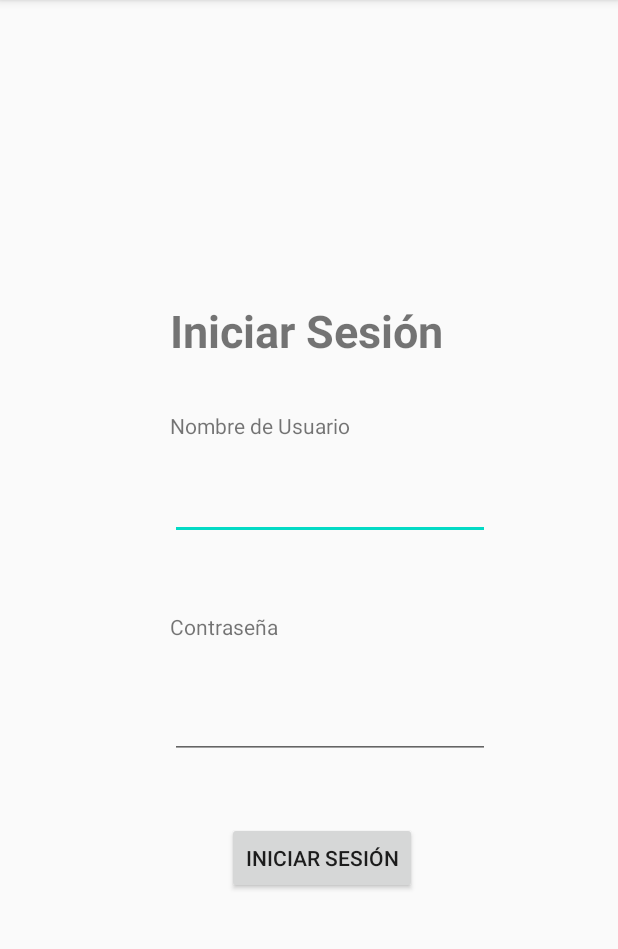
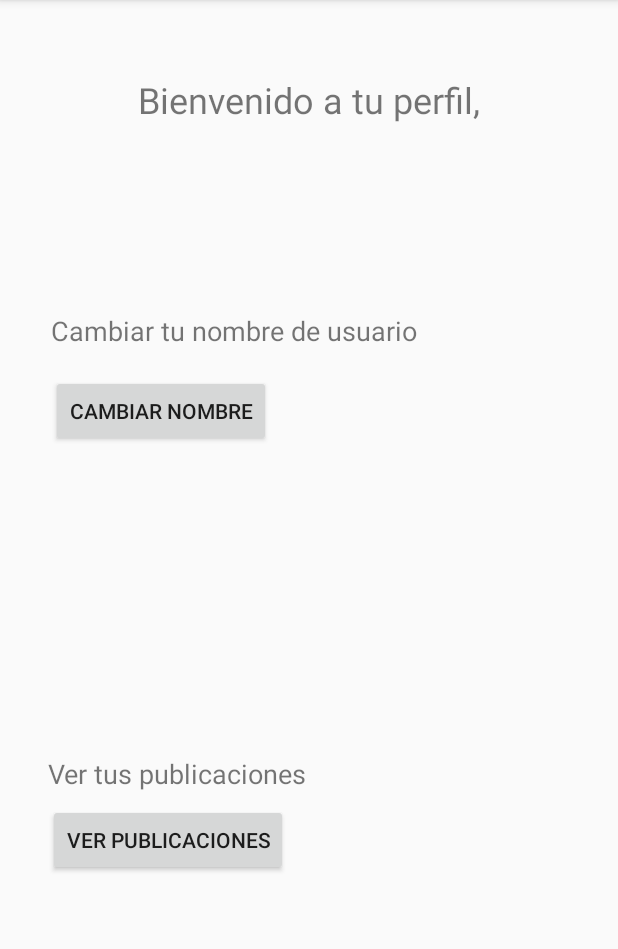
Before and after one commit to migue99angel/APIRestBottle, an Android app: the screen it shows after launch (MainActivity), after a tap on "INICIAR SESIÓN", on a phone screen of 412 x 824 dp, the part 84-1033 px from its top. Run offline under Robolectric (Android 15) with nearby library versions, the phone set to English and light mode, and no system bars.

Commit message:
Inicio de Sesión completado en Android

```diff
--- a/AndroidApp/app/src/main/java/com/example/p4ds/MainActivity.java
+++ b/AndroidApp/app/src/main/java/com/example/p4ds/MainActivity.java
@@ -6,11 +6,17 @@ import androidx.appcompat.app.AppCompatActivity;
 import android.os.Build;
 import android.os.Bundle;
 import android.view.View;
+import android.widget.Button;
 import android.widget.EditText;
 import android.widget.TextView;
 
 import java.io.IOException;
 import java.sql.*;
+import java.util.Map;
+
+import org.json.JSONArray;
+import org.json.JSONException;
+import org.json.JSONObject;
 
 import okhttp3.Call;
 import okhttp3.Callback;
@@ -29,11 +35,21 @@ public class MainActivity extends AppCompatActivity {
     protected void onCreate(Bundle savedInstanceState) {
         super.onCreate(savedInstanceState);
         setContentView(R.layout.login);
+
+        Button btn = (Button) findViewById(R.id.button);
+        btn.setOnClickListener(new View.OnClickListener() {
+            @RequiresApi(api = Build.VERSION_CODES.KITKAT)
+            @Override
+            public void onClick(View v) {
+                iniciarSesion(v);
+                setContentView(R.layout.perfil);
+            }
+        });
     }
 
     @RequiresApi(api = Build.VERSION_CODES.KITKAT)
     public void iniciarSesion(View view) {
-        String url = "http://10.0.2.2:5000/login"; // Hay que usar esta IP para referirnos a nuestra propia máquina y no al propio emulador
+        String url = "http://10.0.2.2:5000/loginAPI"; // Hay que usar esta IP para referirnos a nuestra propia máquina y no al propio emulador
 
         final EditText name = (EditText) findViewById(R.id.editText2);
         EditText password = (EditText) findViewById(R.id.editText3);
@@ -64,29 +80,28 @@ public class MainActivity extends AppCompatActivity {
                     throw new IOException("Unexpected code " + response);
                 }
 
-                // Si la consulta tiene éxito, cargamos el perfil del usuario
                 try {
-                    cargarPerfil(name.getText().toString());
-                } catch (SQLException e) {
-                    e.printStackTrace();
-                } catch (ClassNotFoundException e) {
+                    JSONObject json = new JSONObject(response.body().string());
+                    final JSONObject data = json.getJSONObject("data");
+
+                    runOnUiThread(new Runnable() {
+                        @Override
+                        public void run() {
+                            // Actualizamos el nombre del perfil
+                            String user = null;
+                            try {
+                                user = data.getString("user");
+                            } catch (JSONException e) {
+                                e.printStackTrace();
+                            }
+                            TextView nombreUser = (TextView) findViewById(R.id.textView5) ;
+                            nombreUser.setText(user);
+                        }
+                    });
+                } catch (JSONException e) {
                     e.printStackTrace();
                 }
             }
         });
     }
-
-    private void cargarPerfil(String name) throws SQLException, ClassNotFoundException {
-        // Consulta para obtener los datos del usuario para cargar el perfil
-        Class.forName("com.mysql.jdbc.Driver");
-        Connection conn = DriverManager.getConnection("jdbc:mysql://10.0.2.2:8080/p3ds", "usuario", "pass"); // !! CAMBIAR DATOS PARA LA CONEXIÓN !!
-        Statement stmt = conn.createStatement();
-        String query = "SELECT * FROM usuarios WHERE user=" + name;
-        ResultSet rs = stmt.executeQuery(query);
-
-        // Actualizamos la vista con lo obteido a través de la consulta
-
-        // Cargamos la vista
-        setContentView(R.layout.perfil);
-    }
 }
--- a/AndroidApp/app/src/main/res/layout/perfil.xml
+++ b/AndroidApp/app/src/main/res/layout/perfil.xml
@@ -1,6 +1,71 @@
 <?xml version="1.0" encoding="utf-8"?>
-<androidx.constraintlayout.widget.ConstraintLayout
-    xmlns:android="http://schemas.android.com/apk/res/android" android:layout_width="match_parent"
+<androidx.constraintlayout.widget.ConstraintLayout xmlns:android="http://schemas.android.com/apk/res/android"
+    xmlns:app="http://schemas.android.com/apk/res-auto"
+    xmlns:tools="http://schemas.android.com/tools"
+    android:layout_width="match_parent"
     android:layout_height="match_parent">
 
+    <TextView
+        android:id="@+id/textView4"
+        android:layout_width="wrap_content"
+        android:layout_height="wrap_content"
+        android:layout_marginTop="50dp"
+        android:text="Bienvenido a tu perfil,"
+        android:textSize="24sp"
+        app:layout_constraintEnd_toEndOf="parent"
+        app:layout_constraintStart_toStartOf="parent"
+        app:layout_constraintTop_toTopOf="parent" />
+
+    <TextView
+        android:id="@+id/textView5"
+        android:layout_width="wrap_content"
+        android:layout_height="wrap_content"
+        android:layout_marginStart="65dp"
+        android:layout_marginLeft="65dp"
+        android:layout_marginTop="10dp"
+        android:textSize="24sp"
+        app:layout_constraintStart_toStartOf="@+id/textView4"
+        app:layout_constraintTop_toBottomOf="@+id/textView4" />
+
+    <TextView
+        android:id="@+id/textView6"
+        android:layout_width="wrap_content"
+        android:layout_height="wrap_content"
+        android:layout_marginStart="34dp"
+        android:layout_marginLeft="34dp"
+        android:layout_marginTop="208dp"
+        android:text="Cambiar tu nombre de usuario"
+        android:textSize="18sp"
+        app:layout_constraintStart_toStartOf="parent"
+        app:layout_constraintTop_toTopOf="parent" />
+
+    <Button
+        android:id="@+id/button2"
+        android:layout_width="wrap_content"
+        android:layout_height="wrap_content"
+        android:layout_marginTop="17dp"
+        android:text="CAMBIAR NOMBRE"
+        app:layout_constraintStart_toStartOf="@+id/textView6"
+        app:layout_constraintTop_toBottomOf="@+id/textView6" />
+
+    <Button
+        android:id="@+id/button4"
+        android:layout_width="wrap_content"
+        android:layout_height="wrap_content"
+        android:layout_marginTop="8dp"
+        android:text="VER PUBLICACIONES"
+        app:layout_constraintStart_toStartOf="@+id/textView8"
+        app:layout_constraintTop_toBottomOf="@+id/textView8" />
+
+    <TextView
+        android:id="@+id/textView8"
+        android:layout_width="wrap_content"
+        android:layout_height="wrap_content"
+        android:layout_marginStart="32dp"
+        android:layout_marginLeft="32dp"
+        android:layout_marginBottom="240dp"
+        android:text="Ver tus publicaciones"
+        android:textSize="18sp"
+        app:layout_constraintBottom_toBottomOf="parent"
+        app:layout_constraintStart_toStartOf="parent" />
 </androidx.constraintlayout.widget.ConstraintLayout>
```
Also changed, not shown: 2 other files.
